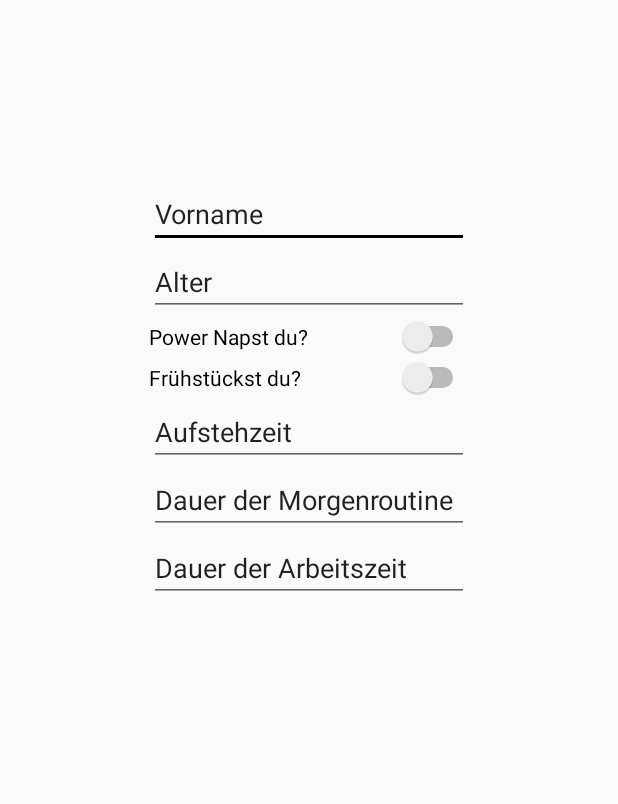
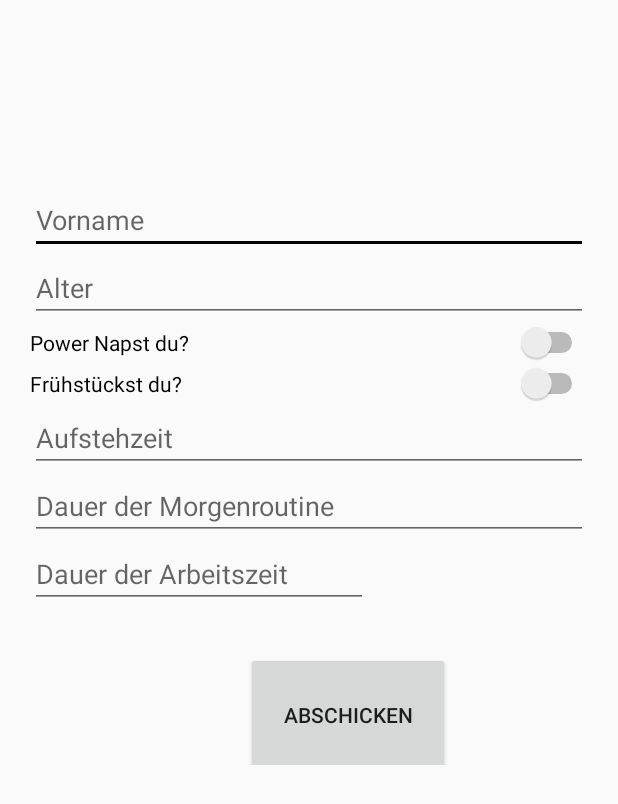
Before and after one commit to Anthony1198/HomeBalance, an Android app: the layout fragment_dateneingabe.xml on its own in the app's theme, with its tools: preview values and no code run, on a phone screen of 412 x 824 dp. Shown: the top 804 px of the screen. Run offline under Robolectric (Android 15) with nearby library versions, the phone set to English and light mode, and no system bars.

Commit message:
DatenEingabe mit Speicherung in SQLite Datenbank

```diff
--- a/app/src/main/AndroidManifest.xml
+++ b/app/src/main/AndroidManifest.xml
@@ -21,7 +21,7 @@
                 <category android:name="android.intent.category.DEFAULT" />
             </intent-filter>
         </activity>
-        <activity android:name=".DatenEingabeFragment"/>
+        <activity android:name=".DatenEingabeActivity"/>
     </application>
 
 </manifest>
--- a/app/src/main/java/com/example/HomeBalance/MainActivity.java
+++ b/app/src/main/java/com/example/HomeBalance/MainActivity.java
@@ -15,7 +15,7 @@ import com.google.android.material.snackbar.Snackbar;
 
 public class MainActivity extends AppCompatActivity {
     @Override
-    protected void onCreate(Bundle savedInstanceState) {
+    public void onCreate(Bundle savedInstanceState) {
         super.onCreate(savedInstanceState);
 
         setContentView(R.layout.activity_main);
--- a/app/src/main/res/layout/fragment_dateneingabe.xml
+++ b/app/src/main/res/layout/fragment_dateneingabe.xml
@@ -8,11 +8,14 @@
     <LinearLayout
         android:id="@+id/linearLayout"
         android:layout_width="wrap_content"
-        android:layout_height="wrap_content"
-        android:orientation="vertical"
+        android:layout_height="386dp"
+        android:layout_alignParentStart="true"
         android:layout_alignParentTop="true"
-        android:layout_centerHorizontal="true"
-        android:layout_marginTop="120dp">
+        android:layout_alignParentEnd="true"
+        android:layout_marginStart="20dp"
+        android:layout_marginTop="124dp"
+        android:layout_marginEnd="20dp"
+        android:orientation="vertical">
 
 
         <EditText
@@ -20,22 +23,22 @@
             android:layout_width="match_parent"
             android:layout_height="wrap_content"
             android:ems="10"
-            android:inputType="textPersonName"
-            android:text="Vorname" />
+            android:hint="Vorname"
+            android:inputType="textPersonName" />
 
         <EditText
             android:id="@+id/alter"
             android:layout_width="match_parent"
             android:layout_height="wrap_content"
             android:ems="10"
-            android:inputType="number"
-            android:text="Alter" />
+            android:hint="Alter"
+            android:inputType="number" />
 
         <Switch
             android:id="@+id/nap"
             android:layout_width="match_parent"
             android:layout_height="wrap_content"
-            android:text="Power Napst du?"/>
+            android:text="Power Napst du?" />
 
         <Switch
             android:id="@+id/fruehstueck"
@@ -48,24 +51,34 @@
             android:layout_width="match_parent"
             android:layout_height="wrap_content"
             android:ems="10"
-            android:inputType="time"
-            android:text="Aufstehzeit" />
+            android:hint="Aufstehzeit"
+            android:inputType="time" />
 
         <EditText
             android:id="@+id/routine"
             android:layout_width="match_parent"
             android:layout_height="wrap_content"
             android:ems="10"
-            android:inputType="time"
-            android:text="Dauer der Morgenroutine" />
+            android:hint="Dauer der Morgenroutine"
+            android:inputType="time" />
 
         <EditText
             android:id="@+id/arbeitszeit"
-            android:layout_width="match_parent"
+            android:layout_width="225dp"
             android:layout_height="wrap_content"
             android:ems="10"
-            android:inputType="time"
-            android:text="Dauer der Arbeitszeit" />
+            android:hint="Dauer der Arbeitszeit"
+            android:inputType="time" />
+
+        <Button
+            android:id="@+id/abschicken"
+            android:layout_width="136dp"
+            android:layout_height="83dp"
+            android:layout_marginStart="144dp"
+            android:layout_marginTop="29dp"
+            android:layout_marginEnd="157dp"
+            android:layout_marginBottom="250dp"
+            android:text="Abschicken" />
 
 
     </LinearLayout>
```
Also changed, not shown: app/src/main/java/com/example/HomeBalance/DatenEingabeActivity.java (added, +85 -0 lines), app/src/main/java/com/example/HomeBalance/DatenEingabeFragment.java (deleted, +0 -21 lines), app/src/main/java/com/example/HomeBalance/DatenbankActivity1.java (added, +125 -0 lines), app/src/main/java/com/example/HomeBalance/DatenbankActivity2.java (added, +125 -0 lines), app/src/main/java/com/example/HomeBalance/IntroActivity.java (+29 -3 lines).
